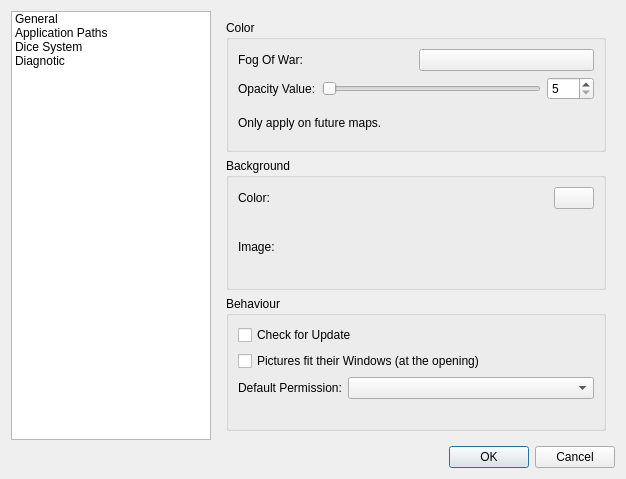
Old version of the form src/preferences/preferencesdialogbox.ui in the repository Rolisteam/rolisteam.
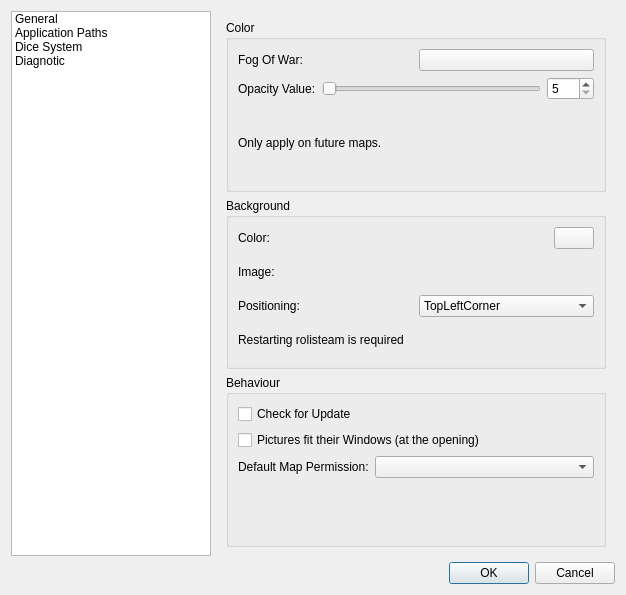
New version of the form. The open tabs and pages were chosen to show the change. Custom widgets are drawn as their Qt base class.

Commit message: management of the positioning for background image

Patch:
```diff
--- a/src/preferences/preferencesdialogbox.ui
+++ b/src/preferences/preferencesdialogbox.ui
@@ -7,7 +7,7 @@
     <x>0</x>
     <y>0</y>
     <width>626</width>
-    <height>479</height>
+    <height>595</height>
    </rect>
   </property>
   <property name="windowTitle">
@@ -178,6 +178,63 @@
               </item>
              </layout>
             </item>
+            <item>
+             <layout class="QHBoxLayout" name="horizontalLayout_12">
+              <item>
+               <widget class="QLabel" name="label_17">
+                <property name="text">
+                 <string>Positioning:</string>
+                </property>
+               </widget>
+              </item>
+              <item>
+               <widget class="QComboBox" name="m_positioningComboBox">
+                <item>
+                 <property name="text">
+                  <string>TopLeftCorner</string>
+                 </property>
+                </item>
+                <item>
+                 <property name="text">
+                  <string>BottomLeftCorner</string>
+                 </property>
+                </item>
+                <item>
+                 <property name="text">
+                  <string>Center</string>
+                 </property>
+                </item>
+                <item>
+                 <property name="text">
+                  <string>TopRightCorner</string>
+                 </property>
+                </item>
+                <item>
+                 <property name="text">
+                  <string>BottomRightCorner</string>
+                 </property>
+                </item>
+                <item>
+                 <property name="text">
+                  <string>Scaled</string>
+                 </property>
+                </item>
+                <item>
+                 <property name="text">
+                  <string>Filled</string>
+                 </property>
+                </item>
+               </widget>
+              </item>
+             </layout>
+            </item>
+            <item>
+             <widget class="QLabel" name="label_18">
+              <property name="text">
+               <string>Restarting rolisteam is required</string>
+              </property>
+             </widget>
+            </item>
            </layout>
           </widget>
          </item>
@@ -206,7 +263,7 @@
               <item>
                <widget class="QLabel" name="label_12">
                 <property name="text">
-                 <string>Default Permission:</string>
+                 <string>Default Map Permission:</string>
                 </property>
                </widget>
               </item>
```
Left out of the diff: 2 changed lines with no effect on the pictures. The commit also changes 4 other files.
